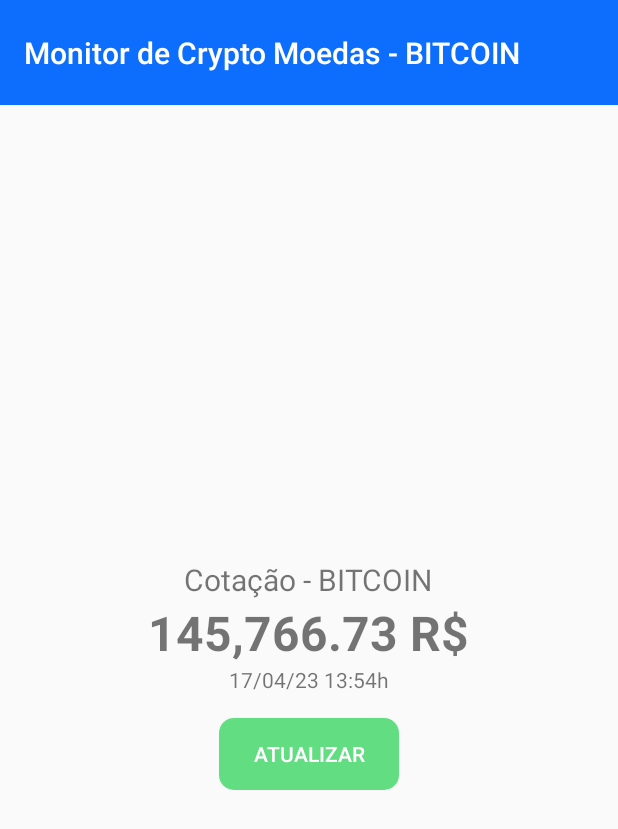
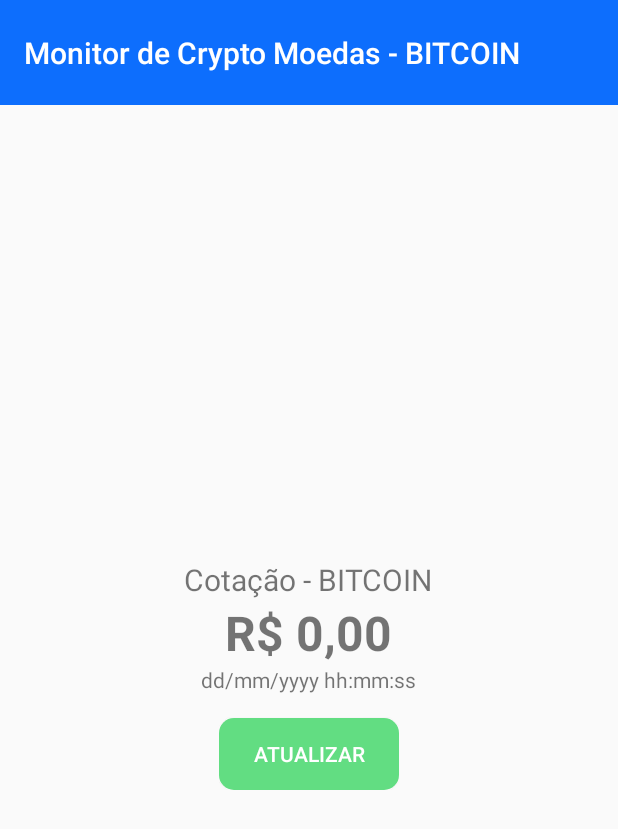
Before and after one commit to GuilhermeBussolan/android-crypto-monitor, an Android app built with Jetpack Compose: the screen it shows after launch (MainActivity), on a phone screen of 412 x 824 dp. Shown: the top 829 px of the screen. Run offline under Robolectric (Android 15) with nearby library versions, the phone set to English and light mode, and no system bars.

Commit message:
terceiro commit - final

```diff
--- a/app/src/main/res/layout/component_quote_information.xml
+++ b/app/src/main/res/layout/component_quote_information.xml
@@ -1,10 +1,11 @@
 <?xml version="1.0" encoding="utf-8"?>
 <LinearLayout xmlns:android="http://schemas.android.com/apk/res/android"
-    android:orientation="vertical"
     android:layout_width="match_parent"
+    android:layout_height="match_parent"
+    xmlns:tools="http://schemas.android.com/tools"
     android:layout_gravity="center"
     android:gravity="center"
-    android:layout_height="match_parent">
+    android:orientation="vertical">
 
     <TextView
         android:id="@+id/lbl_rate"
--- a/app/src/main/res/values/strings.xml
+++ b/app/src/main/res/values/strings.xml
@@ -3,7 +3,7 @@
 
     <string name="app_title">Monitor de Crypto Moedas - BITCOIN</string>
     <string name="label_rate">Cotação - BITCOIN</string>
-    <string name="label_value">145,766.73 R$</string>
-    <string name="label_date">17/04/23 13:54h</string>
+    <string name="label_value">R$ 0,00</string>
+    <string name="label_date">dd/mm/yyyy hh:mm:ss</string>
     <string name="label_refresh">Atualizar</string>
 </resources>
--- a/gradle/libs.versions.toml
+++ b/gradle/libs.versions.toml
@@ -1,5 +1,5 @@
 [versions]
-agp = "8.3.1"
+agp = "8.8.0"
 kotlin = "1.9.0"
 coreKtx = "1.10.1"
 junit = "4.13.2"
```
Also changed, not shown: app/src/main/java/guilhermebussolan/com/github/android_crypto_monitor/MainActivity.kt (+59 -0 lines), app/src/main/java/guilhermebussolan/com/github/android_crypto_monitor/MercadoBitcoinService.kt (added, +10 -0 lines), app/src/main/java/guilhermebussolan/com/github/android_crypto_monitor/MercadoBitcoinServiceFactory.kt (added, +17 -0 lines), gradle/wrapper/gradle-wrapper.properties.
